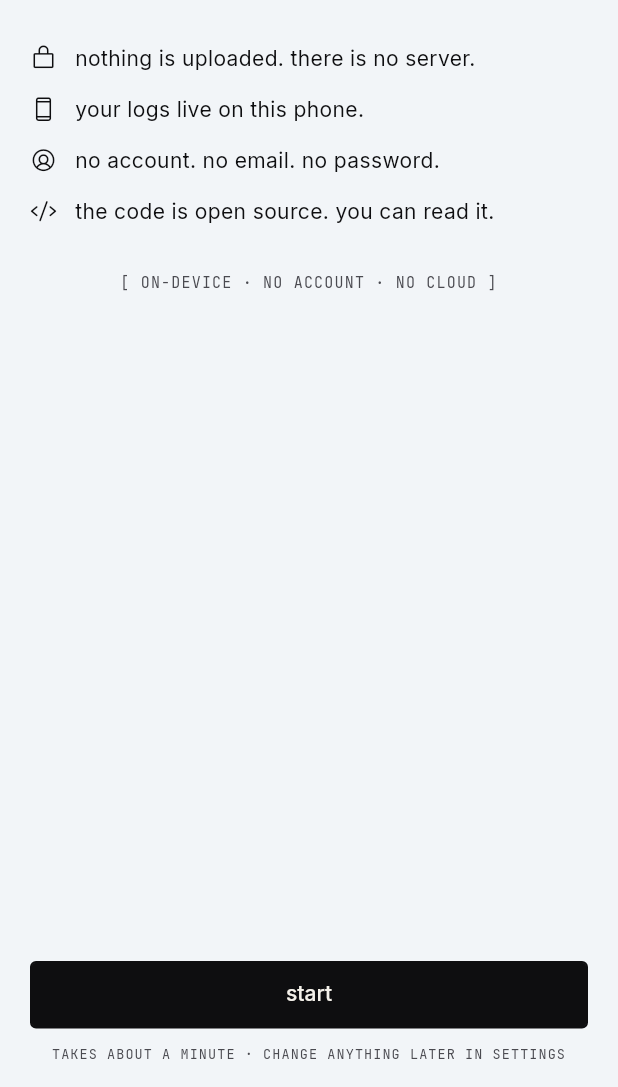
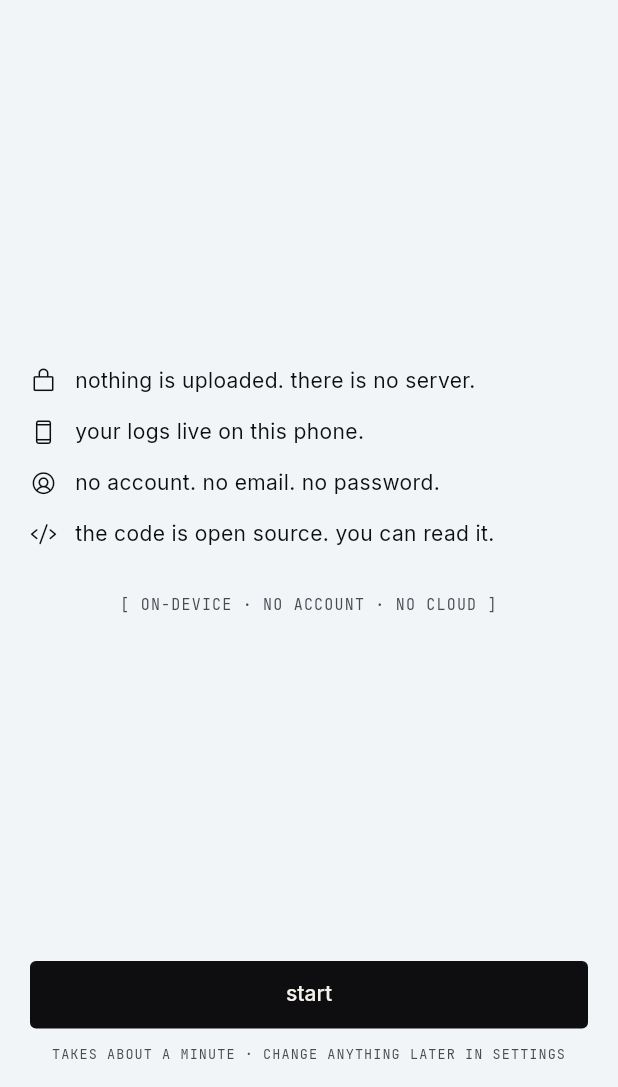
Before and after one commit to Volcanex/period, a Flutter app: the screen it shows after launch, on a phone screen of 412 x 824 dp, the part 149-1236 px from its top. Run offline on Flutter 3.47's test engine with Material 3 defaults, Android fonts, the phone set to English and light mode, and no system bars; our stand-ins replace shared_preferences.

Commit message:
Centre setup content instead of stranding it above the buttons
Short steps left a large gap on a phone-height screen. Content now
centres when it fits and scrolls when it doesn't.

```diff
--- a/app/lib/screens/onboarding/onboarding_scaffold.dart
+++ b/app/lib/screens/onboarding/onboarding_scaffold.dart
@@ -56,7 +56,21 @@ class OnboardingScaffold extends StatelessWidget {
             ),
           ],
           const SizedBox(height: 22),
-          Expanded(child: SingleChildScrollView(child: child)),
+          // Centred when the content is shorter than the space, scrolling when
+          // it isn't — otherwise short steps leave a large gap above the
+          // buttons on a tall phone.
+          Expanded(
+            child: LayoutBuilder(
+              builder: (context, constraints) => SingleChildScrollView(
+                child: ConstrainedBox(
+                  constraints: BoxConstraints(
+                    minHeight: constraints.maxHeight,
+                  ),
+                  child: Center(child: child),
+                ),
+              ),
+            ),
+          ),
           const SizedBox(height: 16),
           actions,
         ],
```
